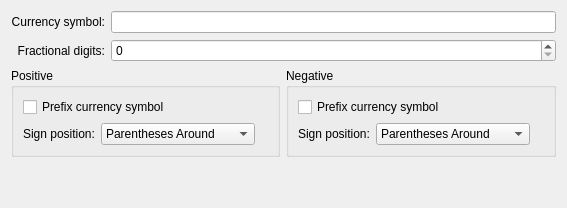
The window that plan/libs/ui/locale/localemon.ui (KDE/calligra) describes before a commit, drawn with Qt 5.
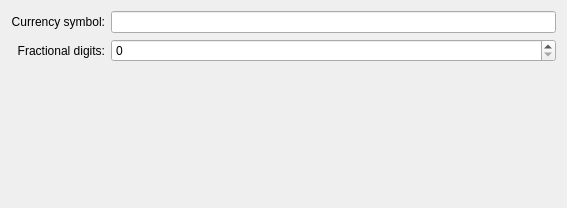
The same window after the commit.

Commit message: Plan: Port away from KLocale for currency handling

What changed in the file:
```diff
--- a/plan/libs/ui/locale/localemon.ui
+++ b/plan/libs/ui/locale/localemon.ui
@@ -41,148 +41,6 @@
      </item>
     </layout>
    </item>
-   <item>
-    <layout class="QHBoxLayout" name="horizontalLayout">
-     <item>
-      <widget class="QGroupBox" name="m_positiveGB">
-       <property name="title">
-        <string>Positive</string>
-       </property>
-       <layout class="QVBoxLayout" name="_2">
-        <item>
-         <widget class="QCheckBox" name="m_chMonPosPreCurSym">
-          <property name="text">
-           <string>Prefix currency symbol</string>
-          </property>
-         </widget>
-        </item>
-        <item>
-         <layout class="QHBoxLayout" name="_3">
-          <item>
-           <widget class="QLabel" name="m_labMonPosMonSignPos">
-            <property name="text">
-             <string>Sign position:</string>
-            </property>
-           </widget>
-          </item>
-          <item>
-           <widget class="QComboBox" name="m_cmbMonPosMonSignPos">
-            <item>
-             <property name="text">
-              <string>Parentheses Around</string>
-             </property>
-            </item>
-            <item>
-             <property name="text">
-              <string>Before Quantity Money</string>
-             </property>
-            </item>
-            <item>
-             <property name="text">
-              <string>After Quantity Money</string>
-             </property>
-            </item>
-            <item>
-             <property name="text">
-              <string>Before Money</string>
-             </property>
-            </item>
-            <item>
-             <property name="text">
-              <string>After Money</string>
-             </property>
-            </item>
-           </widget>
-          </item>
-          <item>
-           <spacer name="horizontalSpacer">
-            <property name="orientation">
-             <enum>Qt::Horizontal</enum>
-            </property>
-            <property name="sizeHint" stdset="0">
-             <size>
-              <width>40</width>
-              <height>20</height>
-             </size>
-            </property>
-           </spacer>
-          </item>
-         </layout>
-        </item>
-       </layout>
-      </widget>
-     </item>
-     <item>
-      <widget class="QGroupBox" name="m_negativeGB">
-       <property name="title">
-        <string>Negative</string>
-       </property>
-       <layout class="QVBoxLayout" name="_4">
-        <item>
-         <widget class="QCheckBox" name="m_chMonNegPreCurSym">
-          <property name="text">
-           <string>Prefix currency symbol</string>
-          </property>
-         </widget>
-        </item>
-        <item>
-         <layout class="QHBoxLayout" name="_5">
-          <item>
-           <widget class="QLabel" name="m_labMonNegMonSignPos">
-            <property name="text">
-             <string>Sign position:</string>
-            </property>
-           </widget>
-          </item>
-          <item>
-           <widget class="QComboBox" name="m_cmbMonNegMonSignPos">
-            <item>
-             <property name="text">
-              <string>Parentheses Around</string>
-             </property>
-            </item>
-            <item>
-             <property name="text">
-              <string>Before Quantity Money</string>
-             </property>
-            </item>
-            <item>
-             <property name="text">
-              <string>After Quantity Money</string>
-             </property>
-            </item>
-            <item>
-             <property name="text">
-              <string>Before Money</string>
-             </property>
-            </item>
-            <item>
-             <property name="text">
-              <string>After Money</string>
-             </property>
-            </item>
-           </widget>
-          </item>
-          <item>
-           <spacer name="horizontalSpacer_2">
-            <property name="orientation">
-             <enum>Qt::Horizontal</enum>
-            </property>
-            <property name="sizeHint" stdset="0">
-             <size>
-              <width>40</width>
-              <height>20</height>
-             </size>
-            </property>
-           </spacer>
-          </item>
-         </layout>
-        </item>
-       </layout>
-      </widget>
-     </item>
-    </layout>
-   </item>
    <item>
     <spacer name="verticalSpacer">
      <property name="orientation">
```
The commit also changes 9 other files.
